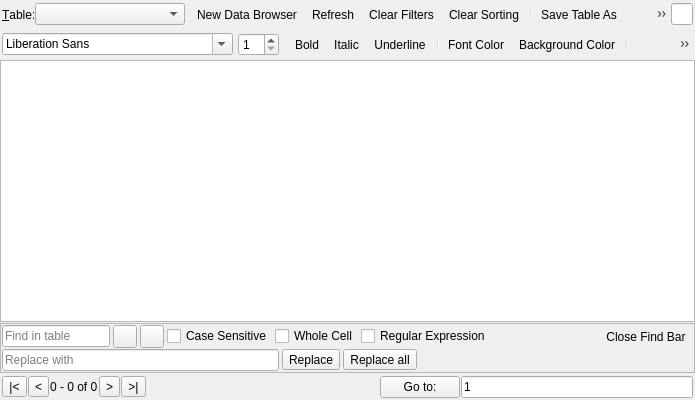
The window that src/TableBrowser.ui (sqlitebrowser/sqlitebrowser) describes before a commit, drawn with Qt 5.
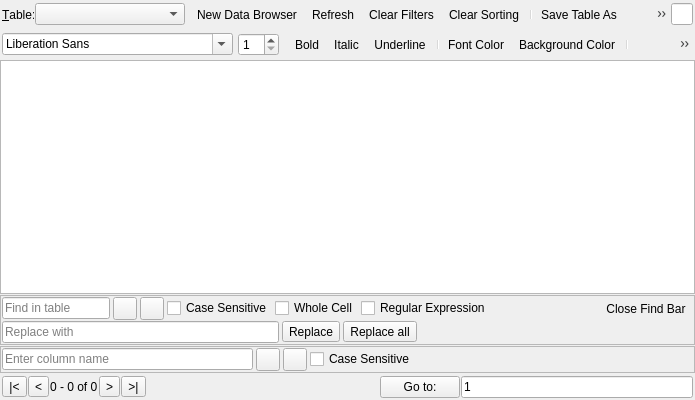
The same window after the commit. Icons and pictures are not drawn. Custom widgets are drawn as their Qt base class.

Commit message: Added a SearchColumnNames button to TableBrowser

```diff
--- a/src/TableBrowser.ui
+++ b/src/TableBrowser.ui
@@ -434,6 +434,126 @@
      </layout>
     </widget>
    </item>
+   <item>
+    <widget class="QFrame" name="frameColumnSearch">
+     <property name="maximumSize">
+      <size>
+       <width>16777215</width>
+       <height>62</height>
+      </size>
+     </property>
+     <property name="frameShape">
+      <enum>QFrame::StyledPanel</enum>
+     </property>
+     <property name="frameShadow">
+      <enum>QFrame::Raised</enum>
+     </property>
+     <layout class="QVBoxLayout">
+      <property name="spacing">
+       <number>1</number>
+      </property>
+      <property name="leftMargin">
+       <number>1</number>
+      </property>
+      <property name="topMargin">
+       <number>1</number>
+      </property>
+      <property name="rightMargin">
+       <number>1</number>
+      </property>
+      <property name="bottomMargin">
+       <number>1</number>
+      </property>
+      <item>
+       <widget class="QWidget" name="widgetColumnSearch" native="true">
+        <layout class="QHBoxLayout" name="layoutColumnSearch">
+         <property name="spacing">
+          <number>3</number>
+         </property>
+         <property name="leftMargin">
+          <number>0</number>
+         </property>
+         <property name="topMargin">
+          <number>0</number>
+         </property>
+         <property name="rightMargin">
+          <number>0</number>
+         </property>
+         <property name="bottomMargin">
+          <number>0</number>
+         </property>
+         <item>
+          <widget class="QLineEdit" name="editColumnSearchExpression">
+           <property name="placeholderText">
+            <string>Enter column name</string>
+           </property>
+           <property name="clearButtonEnabled">
+            <bool>true</bool>
+           </property>
+          </widget>
+         </item>
+         <item>
+          <widget class="QToolButton" name="buttonColumnSearchNext">
+           <property name="toolTip">
+            <string>Find next column</string>
+           </property>
+           <property name="icon">
+            <iconset resource="icons/icons.qrc">
+             <normaloff>:/icons/up</normaloff>:/icons/up</iconset>
+           </property>
+          </widget>
+         </item>
+         <item>
+          <widget class="QToolButton" name="buttonColumnSearchPrevious">
+           <property name="toolTip">
+            <string>Find previous column</string>
+           </property>
+           <property name="icon">
+            <iconset resource="icons/icons.qrc">
+             <normaloff>:/icons/down</normaloff>:/icons/down</iconset>
+           </property>
+          </widget>
+         </item>
+         <item>
+          <widget class="QCheckBox" name="checkColumnSearchCaseSensitive">
+           <property name="text">
+            <string>Case Sensitive</string>
+           </property>
+          </widget>
+         </item>
+         <item>
+          <spacer name="horizontalSpacer_columnSearch">
+           <property name="orientation">
+            <enum>Qt::Horizontal</enum>
+           </property>
+           <property name="sizeHint" stdset="0">
+            <size>
+             <width>40</width>
+             <height>20</height>
+            </size>
+           </property>
+          </spacer>
+         </item>
+         <item>
+          <widget class="QToolButton" name="buttonColumnSearchClose">
+           <property name="toolTip">
+            <string>Close column search</string>
+           </property>
+           <property name="icon">
+            <iconset resource="icons/icons.qrc">
+             <normaloff>:/icons/close</normaloff>:/icons/close</iconset>
+           </property>
+           <property name="autoRaise">
+            <bool>true</bool>
+           </property>
+          </widget>
+         </item>
+        </layout>
+       </widget>
+      </item>
+     </layout>
+    </widget>
+   </item>
    <item>
     <layout class="QHBoxLayout" name="horizontalLayout_2">
      <property name="leftMargin">
```
Left out of the diff: 16 changed lines with no effect on the pictures. The commit also changes 4 other files.
